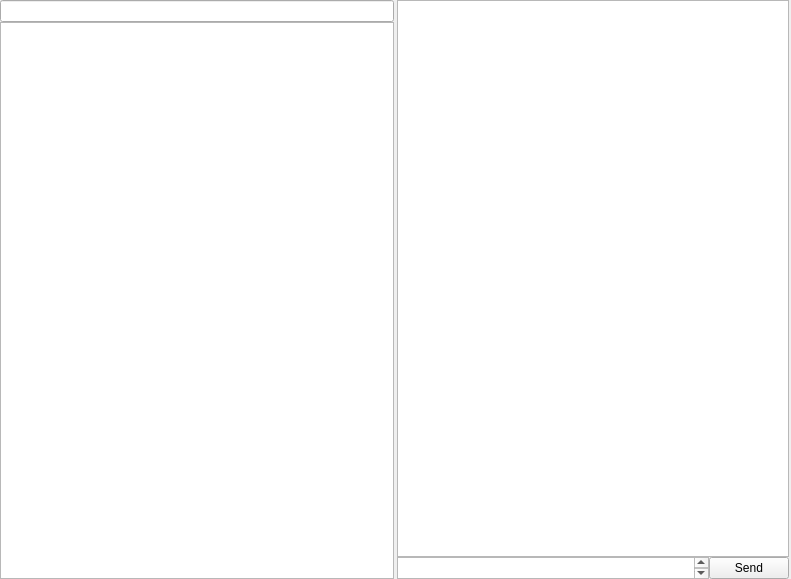
Above: src/interface/mainwindow.ui from OgurtsovAndrei/Messenger-project before the change. Below: the same form after it.
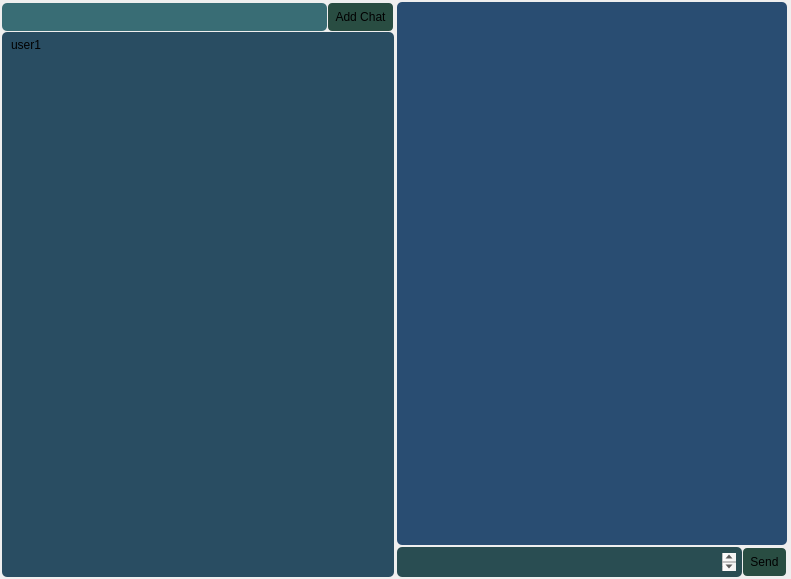
That is the form after the change.

Patch:
```diff
--- a/src/interface/mainwindow.ui
+++ b/src/interface/mainwindow.ui
@@ -13,33 +13,61 @@
   <property name="windowTitle">
    <string>MainWindow</string>
   </property>
+  <property name="styleSheet">
+   <string notr="true">.QPushButton {background-color : #294d42;border-width: 2px; border-style: solid; border-radius: 5px; padding: 6px;} </string>
+  </property>
   <widget class="QWidget" name="centralwidget">
    <layout class="QGridLayout" name="gridLayout_3">
     <property name="leftMargin">
-     <number>0</number>
+     <number>2</number>
     </property>
     <property name="topMargin">
-     <number>0</number>
+     <number>2</number>
     </property>
     <property name="rightMargin">
-     <number>0</number>
+     <number>2</number>
     </property>
     <property name="bottomMargin">
-     <number>0</number>
+     <number>2</number>
     </property>
     <property name="spacing">
      <number>3</number>
     </property>
     <item row="0" column="0">
-     <layout class="QVBoxLayout" name="chatsLayout">
+     <layout class="QGridLayout" name="gridLayout">
+      <property name="leftMargin">
+       <number>0</number>
+      </property>
       <property name="spacing">
        <number>0</number>
       </property>
-      <item>
-       <widget class="QLineEdit" name="searchLine"/>
+      <item row="0" column="1">
+       <widget class="QPushButton" name="addChatButton">
+        <property name="text">
+         <string>Add Chat</string>
+        </property>
+       </widget>
       </item>
-      <item>
-       <widget class="QListWidget" name="chatsList"/>
+      <item row="0" column="0">
+       <widget class="QLineEdit" name="lineEdit">
+        <property name="styleSheet">
+         <string notr="true">QLineEdit {background-color : #396d75; border-width: 1px; 
+border-radius: 5px; padding: 6px;}</string>
+        </property>
+       </widget>
+      </item>
+      <item row="1" column="0" colspan="2">
+       <widget class="QListWidget" name="chatsList">
+        <property name="styleSheet">
+         <string notr="true">.QListWidget {background-color : #294d62;border-width: 2px; 
+        border-radius: 5px; padding: 6px;}</string>
+        </property>
+        <item>
+         <property name="text">
+          <string>user1</string>
+         </property>
+        </item>
+       </widget>
       </item>
      </layout>
     </item>
@@ -51,12 +79,12 @@
       <property name="rightMargin">
        <number>2</number>
       </property>
-      <property name="spacing">
+      <property name="horizontalSpacing">
        <number>0</number>
       </property>
-      <item row="0" column="0" colspan="2">
-       <widget class="QListView" name="messagesList"/>
-      </item>
+      <property name="verticalSpacing">
+       <number>2</number>
+      </property>
       <item row="1" column="1">
        <layout class="QVBoxLayout" name="sendButtonLayout">
         <item>
@@ -75,6 +103,18 @@
           <horstretch>0</horstretch>
           <verstretch>0</verstretch>
          </sizepolicy>
+        </property>
+        <property name="styleSheet">
+         <string notr="true">.QTextEdit {background-color : #294d52;border-width: 2px; 
+border-radius: 5px; padding: 6px;}</string>
+        </property>
+       </widget>
+      </item>
+      <item row="0" column="0" colspan="2">
+       <widget class="QListWidget" name="messagesList">
+        <property name="styleSheet">
+         <string notr="true">.QListWidget {background-color : #294d72;border-width: 2px; 
+        border-radius: 5px; padding: 6px;}</string>
         </property>
        </widget>
       </item>
```
